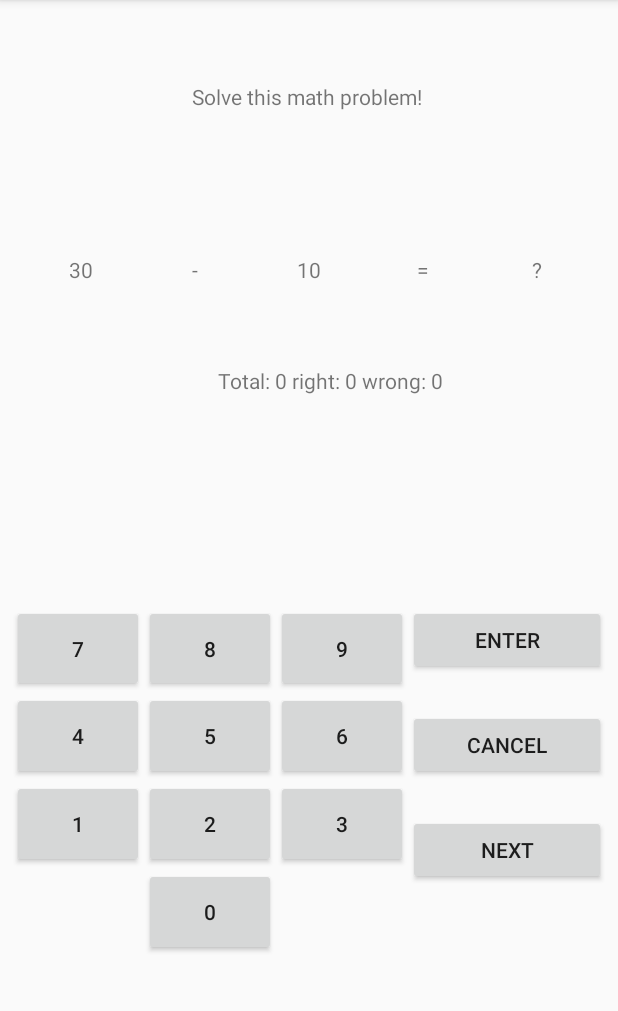
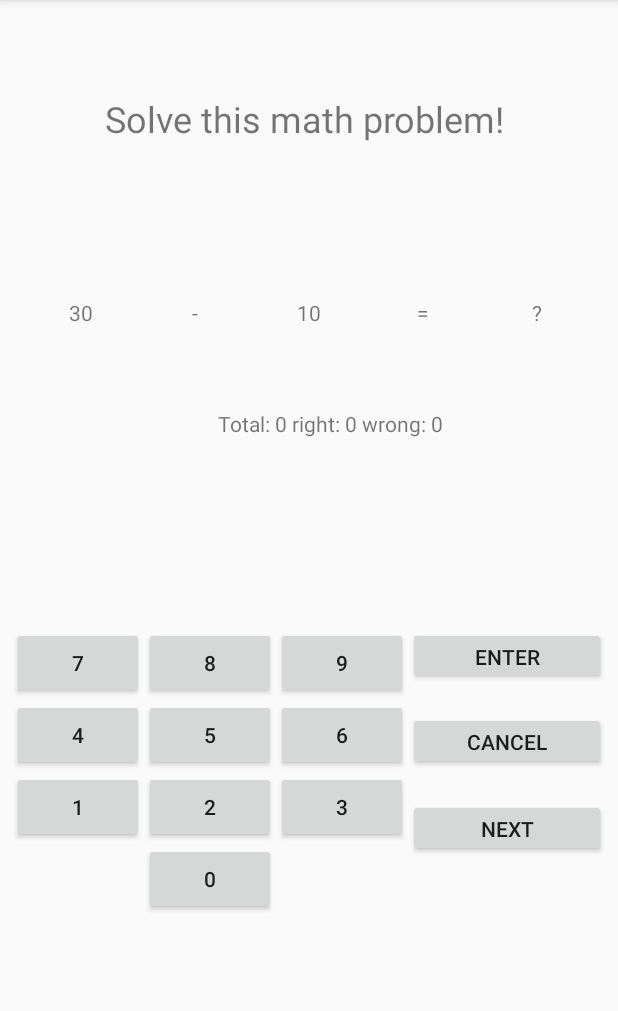
Before and after one commit to andreyshapkin/MosMosMath, an Android app: the screen it shows after launch (MainActivity), on a phone screen of 412 x 824 dp, the part 84-1095 px from its top. Run offline under Robolectric (Android 15) with nearby library versions, the phone set to English and light mode, and no system bars.

Commit message:
Replaced activity blocks with fragments

```diff
--- a/app/src/main/res/layout/activity_main.xml
+++ b/app/src/main/res/layout/activity_main.xml
@@ -9,7 +9,7 @@
     <LinearLayout
         android:id="@+id/linearLayout"
         android:layout_width="364dp"
-        android:layout_height="113dp"
+        android:layout_height="142dp"
         android:layout_marginEnd="8dp"
         android:layout_marginStart="8dp"
         android:layout_marginTop="8dp"
@@ -26,7 +26,9 @@
             android:layout_height="wrap_content"
             android:layout_weight="1"
             android:gravity="center"
-            android:text="Math text" />
+            android:text="Math text"
+            android:textSize="24sp"
+            />
 
     </LinearLayout>
 
--- a/app/src/main/res/layout/fragment_math_simple.xml
+++ b/app/src/main/res/layout/fragment_math_simple.xml
@@ -28,7 +28,7 @@
             android:layout_height="wrap_content"
             android:layout_weight="20"
             android:gravity="center"
-            android:text="TextView" />
+            android:text="A" />
 
         <TextView
             android:id="@+id/textViewProblem1"
@@ -36,7 +36,7 @@
             android:layout_height="wrap_content"
             android:layout_weight="20"
             android:gravity="center"
-            android:text="TextView" />
+            android:text="Op" />
 
         <TextView
             android:id="@+id/textViewProblem2"
@@ -44,7 +44,7 @@
             android:layout_height="wrap_content"
             android:layout_weight="20"
             android:gravity="center"
-            android:text="TextView" />
+            android:text="B" />
 
         <TextView
             android:id="@+id/textViewProblem3"
@@ -52,7 +52,7 @@
             android:layout_height="wrap_content"
             android:layout_weight="20"
             android:gravity="center"
-            android:text="TextView" />
+            android:text="=" />
 
         <TextView
             android:id="@+id/textViewProblem4"
@@ -60,6 +60,6 @@
             android:layout_height="wrap_content"
             android:layout_weight="20"
             android:gravity="center"
-            android:text="TextView" />
+            android:text="R" />
     </LinearLayout>
 </FrameLayout>
--- a/app/src/main/res/layout/fragment_numpad.xml
+++ b/app/src/main/res/layout/fragment_numpad.xml
@@ -9,7 +9,7 @@
 
     <LinearLayout
         android:layout_width="match_parent"
-        android:layout_height="match_parent"
+        android:layout_height="wrap_content"
         android:layout_weight="50"
         android:gravity="center"
         android:orientation="horizontal">
```
Also changed, not shown: app/src/main/res/mipmap-hdpi/ic_launcher.png, app/src/main/res/mipmap-mdpi/ic_launcher.png, app/src/main/res/mipmap-xhdpi/ic_launcher.png, app/src/main/res/mipmap-xxhdpi/ic_launcher.png, app/src/main/res/mipmap-xxxhdpi/ic_launcher.png.
